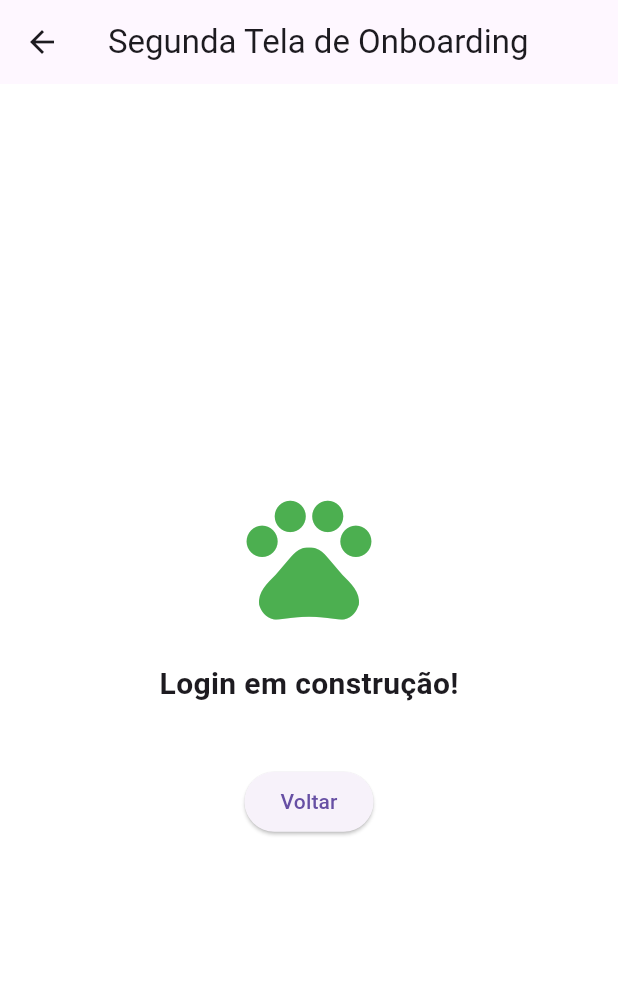
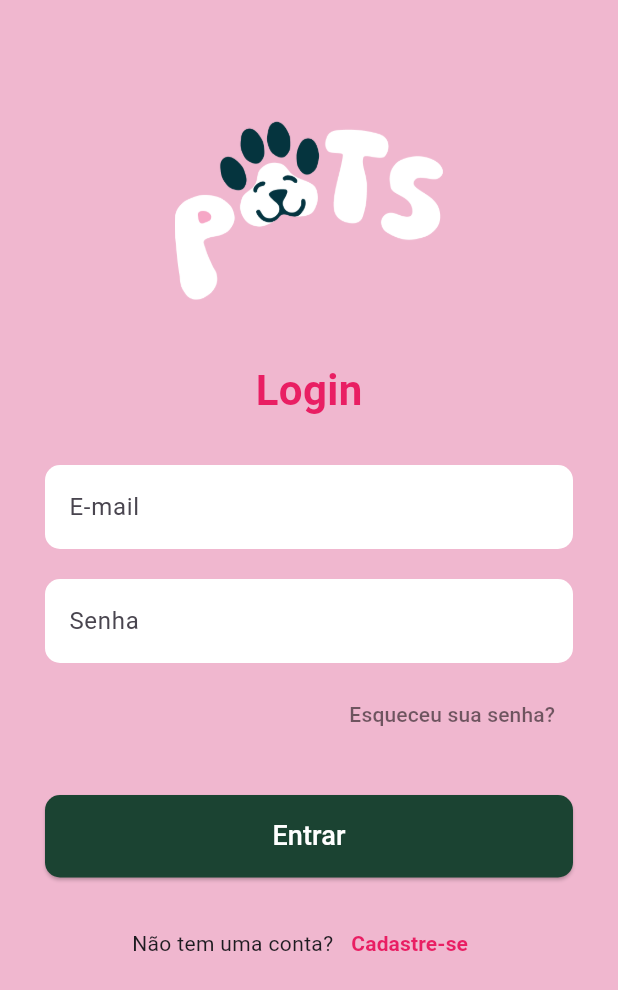
Before and after one commit to Emilysx/PPDM-FLUTTER, a Flutter app: the screen it shows after launch, after a tap on "Pular", on a phone screen of 412 x 824 dp. Shown: the top 990 px of the screen. Run offline on Flutter 3.47's test engine with Material 3 defaults, Android fonts, the phone set to English and light mode, and no system bars.

Commit message:
Primeiras telas do site Pest - 11/03/2026

```diff
--- a/pets/lib/pages/Cadastro.dart
+++ b/pets/lib/pages/Cadastro.dart
@@ -0,0 +1,31 @@
+import 'package:flutter/material.dart';
+
+class Cadastro extends StatelessWidget {
+  const Cadastro({super.key});
+
+  @override
+  Widget build(BuildContext context) {
+    return Scaffold(
+      appBar: AppBar(title: const Text("Segunda Tela de Onboarding")),
+      backgroundColor: Colors.white,
+      body: Center(
+        child: Column(
+          mainAxisAlignment: MainAxisAlignment.center,
+          children: [
+            const Icon(Icons.pets, size: 100, color: Colors.green),
+            const SizedBox(height: 20),
+            const Text(
+              "Cadastro em construção!",
+              style: TextStyle(fontSize: 20, fontWeight: FontWeight.bold),
+            ),
+            const SizedBox(height: 40),
+            ElevatedButton(
+              onPressed: () => Navigator.pop(context),
+              child: const Text("Voltar"),
+            ),
+          ],
+        ),
+      ),
+    );
+  }
+}
--- a/pets/lib/pages/Login.dart
+++ b/pets/lib/pages/Login.dart
@@ -1,29 +1,136 @@
 import 'package:flutter/material.dart';
 
-class Login extends StatelessWidget {
+class Login extends StatefulWidget {
   const Login({super.key});
+
+  @override
+  State<Login> createState() => _LoginPageState();
+}
+
+class _LoginPageState extends State<Login> {
+  // Controladores para pegar o texto digitado
+  final TextEditingController _emailController = TextEditingController();
+  final TextEditingController _senhaController = TextEditingController();
 
   @override
   Widget build(BuildContext context) {
     return Scaffold(
-      appBar: AppBar(title: const Text("Segunda Tela de Onboarding")),
-      backgroundColor: Colors.white,
-      body: Center(
+      backgroundColor: const Color.fromARGB(255, 240, 183, 207), // Tom de rosa bem claro do fundo
+      body: SingleChildScrollView( // Permite rolar a tela se o teclado abrir
+        child: Padding(
+          padding: const EdgeInsets.symmetric(horizontal: 30),
           child: Column(
+            children: [
+              const SizedBox(height: 80),
+
+              // Logo superior
+              Image.asset(
+                "assets/frame.png", // Nome do seu asset da logo
+                height: 120,
+              ),
+
+              const SizedBox(height: 40),
+
+              const Text(
+                "Login",
+                style: TextStyle(
+                  fontSize: 28,
+                  fontWeight: FontWeight.bold,
+                  color: Color(0xFFE91E63), // Rosa do título
+                ),
+              ),
+
+              const SizedBox(height: 30),
+
+              // Campo de E-mail
+              TextField(
+                controller: _emailController,
+                decoration: InputDecoration(
+                  labelText: 'E-mail',
+                  filled: true,
+                  fillColor: Colors.white,
+                  border: OutlineInputBorder(
+                    borderRadius: BorderRadius.circular(10),
+                    borderSide: BorderSide.none,
+                  ),
+                ),
+              ),
+
+              const SizedBox(height: 20),
+
+              // Campo de Senha
+              TextField(
+                controller: _senhaController,
+                obscureText: true, // Esconde a senha
+                decoration: InputDecoration(
+                  labelText: 'Senha',
+                  filled: true,
+                  fillColor: Colors.white,
+                  border: OutlineInputBorder(
+                    borderRadius: BorderRadius.circular(10),
+                    borderSide: BorderSide.none,
+                  ),
+                ),
+              ),
+
+              const SizedBox(height: 10),
+
+              // Esqueci minha senha
+              Align(
+                alignment: Alignment.centerRight,
+                child: TextButton(
+                  onPressed: () {},
+                  child: const Text(
+                    "Esqueceu sua senha?",
+                    style: TextStyle(color: Colors.black54),
+                  ),
+                ),
+              ),
+
+              const SizedBox(height: 30),
+
+              // Botão Entrar
+              ElevatedButton(
+                onPressed: () {
+                  // Lógica de login futura
+                  print("Login: ${_emailController.text}");
+                },
+                style: ElevatedButton.styleFrom(
+                  backgroundColor: const Color(0xFF1B4332), // Verde escuro
+                  minimumSize: const Size(double.infinity, 55),
+                  shape: RoundedRectangleBorder(
+                    borderRadius: BorderRadius.circular(10),
+                  ),
+                ),
+                child: const Text(
+                  "Entrar",
+                  style: TextStyle(color: Colors.white, fontSize: 18),
+                ),
+              ),
+
+              const SizedBox(height: 20),
+
+              // Criar conta
+              Row(
                 mainAxisAlignment: MainAxisAlignment.center,
                 children: [
-            const Icon(Icons.pets, size: 100, color: Colors.green),
-            const SizedBox(height: 20),
-            const Text(
-              "Login em construção!",
-              style: TextStyle(fontSize: 20, fontWeight: FontWeight.bold),
+                  const Text("Não tem uma conta?"),
+                  TextButton(
+                    onPressed: () {
+                      // Navigator.push(context, MaterialPageRoute(builder: (context) => CadastroPage()));
+                    },
+                    child: const Text(
+                      "Cadastre-se",
+                      style: TextStyle(
+                        color: Color(0xFFE91E63),
+                        fontWeight: FontWeight.bold,
                       ),
-            const SizedBox(height: 40),
-            ElevatedButton(
-              onPressed: () => Navigator.pop(context),
-              child: const Text("Voltar"),
+                    ),
                   ),
                 ],
+              ),
+            ],
+          ),
         ),
       ),
     );
```
Lines whose indentation alone changed are shown as unchanged.
